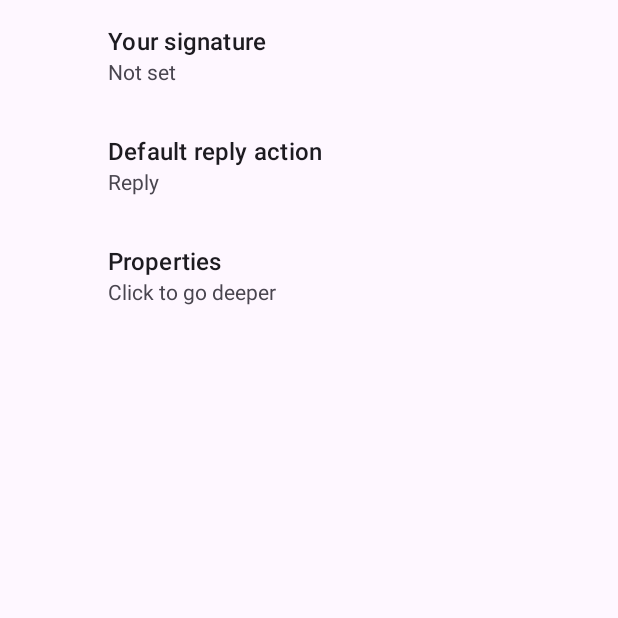
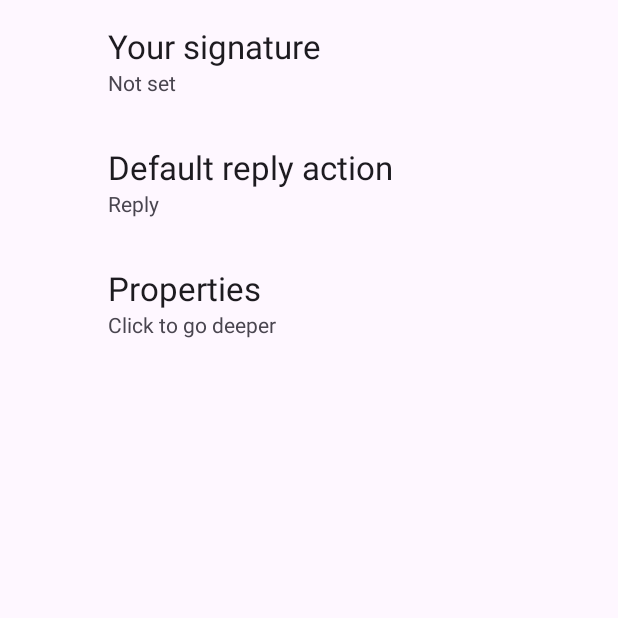
Before and after one commit to Slion/Preference, an Android app: the fragment PreferenceFragmentMessages shown on its own in the app's theme, on a phone screen of 412 x 824 dp, the top half of it. Run offline under Robolectric (Android 15) with nearby library versions, the phone set to English and light mode, and no system bars; our stand-ins replace androidx.preference; 1 statement that could not run was skipped.

Commit message:
Move theme to library
Theme override preference title and summary appearance.
Add switch demo page.

```diff
--- /dev/null
+++ b/app/src/main/res/drawable/ic_check_circle_outline.xml
@@ -0,0 +1,5 @@
+<vector xmlns:android="http://schemas.android.com/apk/res/android" android:height="24dp" android:tint="?attr/colorControlNormal" android:viewportHeight="960" android:viewportWidth="960" android:width="24dp">
+
+    <path android:fillColor="@android:color/white" android:pathData="M424,664L706,382L650,326L424,552L310,438L254,494L424,664ZM480,880Q397,880 324,848.5Q251,817 197,763Q143,709 111.5,636Q80,563 80,480Q80,397 111.5,324Q143,251 197,197Q251,143 324,111.5Q397,80 480,80Q563,80 636,111.5Q709,143 763,197Q817,251 848.5,324Q880,397 880,480Q880,563 848.5,636Q817,709 763,763Q709,817 636,848.5Q563,880 480,880ZM480,800Q614,800 707,707Q800,614 800,480Q800,346 707,253Q614,160 480,160Q346,160 253,253Q160,346 160,480Q160,614 253,707Q346,800 480,800ZM480,480Q480,480 480,480Q480,480 480,480Q480,480 480,480Q480,480 480,480Q480,480 480,480Q480,480 480,480Q480,480 480,480Q480,480 480,480Z"/>
+
+</vector>
--- /dev/null
+++ b/app/src/main/res/drawable/ic_short_text_outline.xml
@@ -0,0 +1,5 @@
+<vector xmlns:android="http://schemas.android.com/apk/res/android" android:autoMirrored="true" android:height="24dp" android:tint="?attr/colorControlNormal" android:viewportHeight="960" android:viewportWidth="960" android:width="24dp">
+
+    <path android:fillColor="@android:color/white" android:pathData="M160,600L160,520L560,520L560,600L160,600ZM160,440L160,360L800,360L800,440L160,440Z"/>
+
+</vector>
--- a/app/src/main/res/values/strings.xml
+++ b/app/src/main/res/values/strings.xml
@@ -48,6 +48,7 @@
     <!-- Preference Titles -->
     <string name="messages_header">Messages</string>
     <string name="sync_header">Sync</string>
+    <string name="fragment_switches_title">Switches</string>
     <string name="pref_title_properties">Properties</string>
 
     <!-- Messages Preferences -->
--- a/app/src/main/res/values/themes.xml
+++ b/app/src/main/res/values/themes.xml
@@ -1,30 +1,11 @@
 <resources xmlns:tools="http://schemas.android.com/tools">
-    <!-- Base application theme. -->
-    <style name="Theme.App.Base" parent="Theme.Material3.DayNight.NoActionBar">
 
-
-    </style>
-
-
-    <style name="Theme.App.Preference" parent="Theme.App.Base">
-
-<!-- This is specified by our theme below. But we could also specify thus if for some reason we did not want to use the whole theme -->
-<!--        <item name="sliderPreferenceStyle">@style/Preference.SliderPreference</item>-->
-
-<!--
-    Needed for Android Studio preference preview to work, notably when using SliderPreference.
-    However not strictly needed at runtime as PreferenceFragmentBase will apply that theme if none found
--->
-        <item name="preferenceTheme">@style/PreferenceThemeOverlay.Slions</item>
-
-    </style>
-
-    <style name="Theme.App.Light" parent="Theme.App.Preference" >
+    <style name="Theme.App.Light" parent="Theme.Slions.Preference" >
         <!-- Customize your light theme here. -->
         <!--        <item name="colorPrimary">#FF0000</item>-->
     </style>
 
-    <style name="Theme.App.Dark" parent="Theme.App.Preference" >
+    <style name="Theme.App.Dark" parent="Theme.Slions.Preference" >
         <!-- Customize your dark theme here. -->
         <!--        <item name="colorPrimary">#FF0000</item>-->
     </style>
--- a/lib/src/main/res/values/styles.xml
+++ b/lib/src/main/res/values/styles.xml
@@ -2,7 +2,7 @@
 <resources xmlns:tools="http://schemas.android.com/tools">
 
     <!-- Define default values for our SliderPreference, notably the layout -->
-    <style name="Preference.SliderPreference">
+    <style name="Slions.Preference.SliderPreference" parent="Preference.SeekBarPreference.Material">
         <item name="android:layout">@layout/preference_slider</item>
         <item name="adjustable">true</item>
         <item name="showSeekBarValue">false</item>
@@ -13,12 +13,24 @@
 
 
     <!-- Define default values for our SliderPreference, notably the layout -->
-    <style name="Preference.SwitchPreference">
-        <item name="android:layout" tools:ignore="PrivateResource">@layout/preference_material</item>
+    <style name="Slions.Preference.SwitchPreference" parent="Preference.SwitchPreference.Material">
+<!--        Use our own custom layout so that we can notably change the title text appearance-->
+<!--        <item name="android:layout">@layout/preference_layout</item>-->
+<!--        Use AOSP original layout - we could not change preference title styles using ?android:attr/textAppearanceListItem -->
+<!--        <item name="android:layout" tools:ignore="PrivateResource">@layout/preference_material</item>-->
         <item name="android:widgetLayout">@layout/preference_switch</item>
         <item name="allowDividerAbove">false</item>
         <item name="allowDividerBelow">true</item>
         <item name="iconSpaceReserved">true</item>
     </style>
 
+<!--    <style name="PreferenceSummaryTextStyle">-->
+<!--        <item name="android:textColor">?android:attr/textColorSecondary</item>-->
+<!--        <item name="android:textSize">25dp</item>-->
+<!--    </style>-->
+
+<!--    <style name="Slions.Preference.PreferenceScreen" parent="Preference.PreferenceScreen.Material">-->
+<!--        <item name="android:layout" tools:ignore="PrivateResource">@layout/preference_layout</item>-->
+<!--    </style>-->
+
 </resources>
--- a/lib/src/main/res/values/themes.xml
+++ b/lib/src/main/res/values/themes.xml
@@ -1,9 +1,43 @@
 <?xml version="1.0" encoding="utf-8"?>
 <resources>
 
+    <!-- Base application theme. -->
+    <style name="Theme.Slions.Base" parent="Theme.Material3.DayNight.NoActionBar">
+
+    </style>
+
+    <style name="Theme.Slions.Preference" parent="Theme.Slions.Base">
+
+        <!-- This is specified by our theme below. But we could also specify thus if for some reason we did not want to use the whole theme -->
+        <!--        <item name="sliderPreferenceStyle">@style/Preference.SliderPreference</item>-->
+
+        <!--
+            Needed for Android Studio preference preview to work, notably when using SliderPreference.
+            However not strictly needed at runtime as PreferenceFragmentBase will apply that theme if none found
+        -->
+        <item name="preferenceTheme">@style/PreferenceThemeOverlay.Slions</item>
+        <!--
+        Used in preference_material.xml layout for the title text
+        See: https://android.googlesource.com/platform/frameworks/support/+/HEAD/preference/preference/src/main/res/layout/preference_material.xml
+        Works from here but not from the parent theme for some reason
+        -->
+        <item name="android:textAppearanceListItem">@style/TextAppearance.Material3.TitleLarge</item>
+        <!--
+        Define summary text appearance
+        -->
+        <item name="android:textAppearanceListItemSecondary">@style/TextAppearance.Material3.BodyLarge</item>
+    </style>
+
+<!--    Define styles for each of our custom preferences-->
     <style name="PreferenceThemeOverlay.Slions" parent="PreferenceThemeOverlay">
-        <item name="sliderPreferenceStyle">@style/Preference.SliderPreference</item>
-        <item name="switchPreferenceStyle">@style/Preference.SwitchPreference</item>
+        <item name="sliderPreferenceStyle">@style/Slions.Preference.SliderPreference</item>
+        <item name="switchPreferenceStyle">@style/Slions.Preference.SwitchPreference</item>
+<!--        We hoped we could change the layout from all preference on the screen by setting this item, but it doesn't work.-->
+<!--        <item name="preferenceScreenStyle">@style/Slions.Preference.PreferenceScreen</item>-->
+
+<!--        Was also not working from here for some reason so we put it in the theme above-->
+<!--        <item name="android:textAppearanceListItem">@style/TextAppearance.Material3.TitleLarge</item>-->
+
     </style>
 
 </resources>
```
Also changed, not shown: app/src/main/kotlin/slions/pref/demo/PreferenceFragmentSwitches.kt (added, +15 -0 lines), app/src/main/res/xml/preferences_root.xml (+6 -6 lines), app/src/main/res/xml/preferences_switches.xml (added, +38 -0 lines), lib/src/main/res/layout/preference_layout.xml (added, +67 -0 lines).
